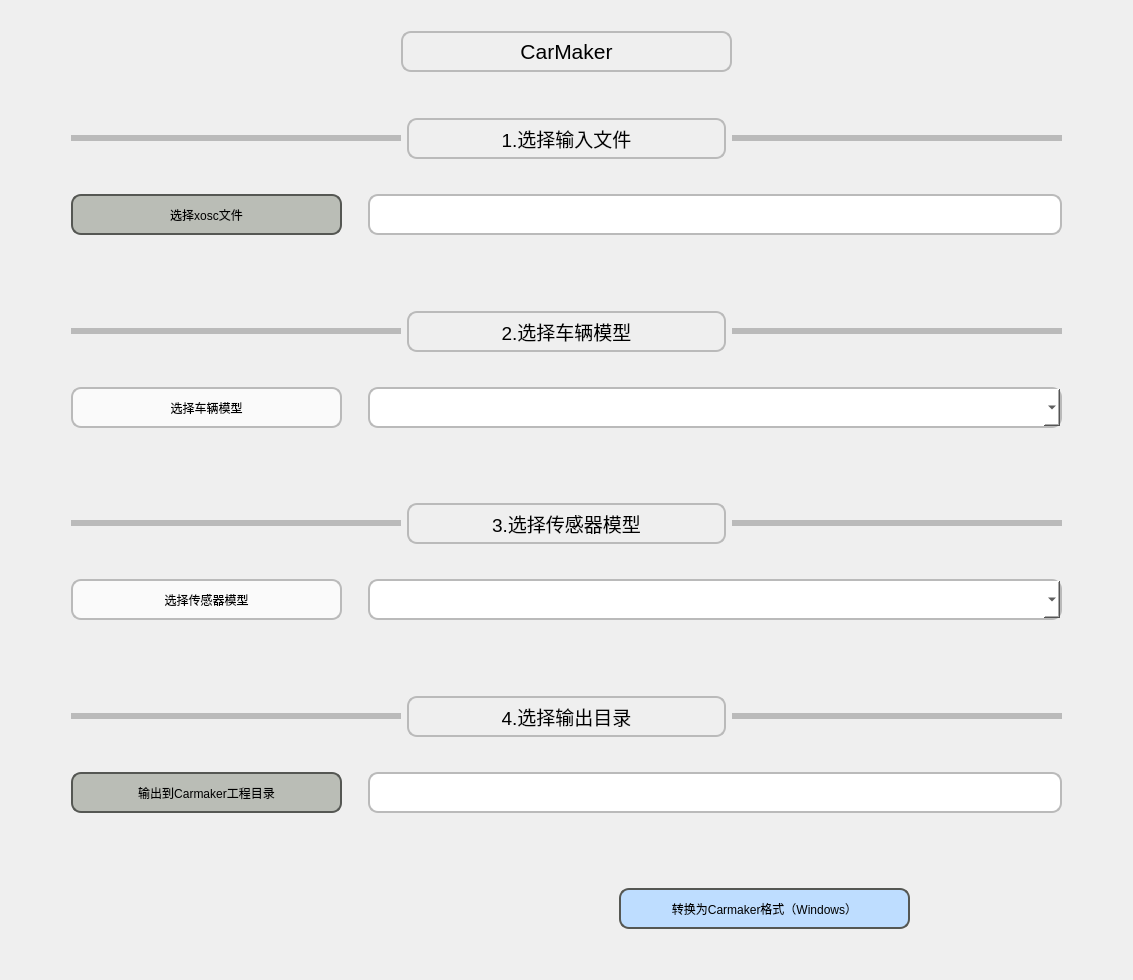
iMustanga/OpenX_File_Change, file OpenX/window/window_carmaker.ui: the form before one commit.
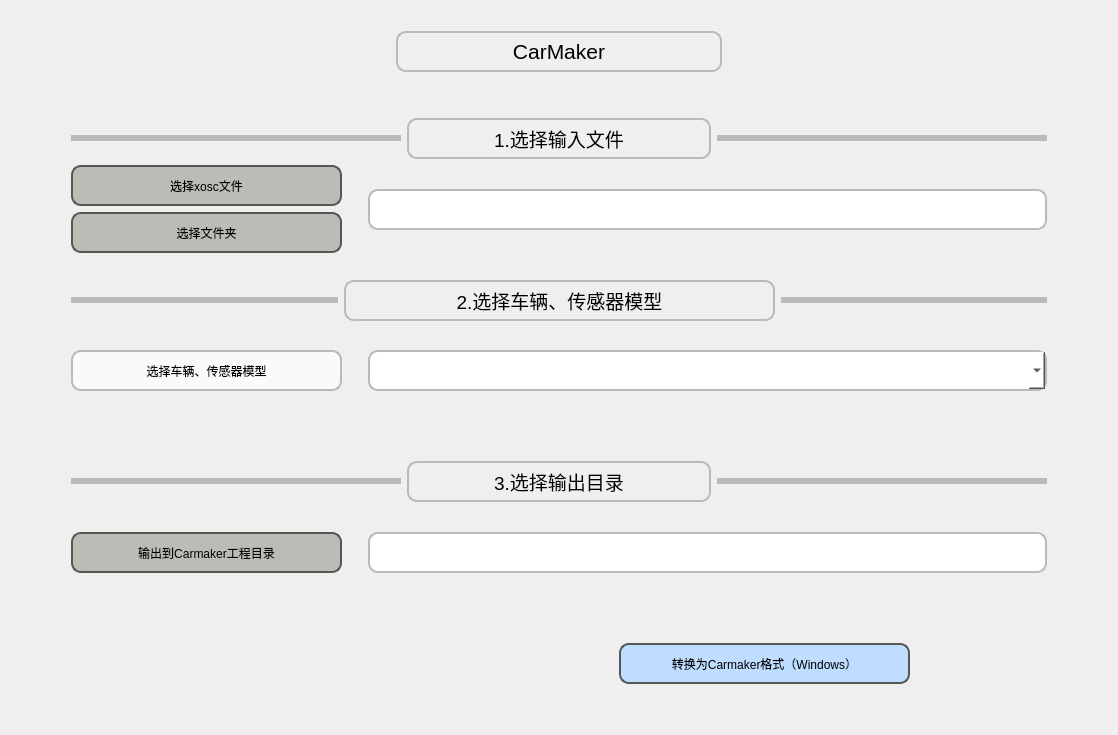
The form after the commit.

Commit message: Add carmaker bulk export connector

The edit to the form file:
```diff
--- a/OpenX/window/window_carmaker.ui
+++ b/OpenX/window/window_carmaker.ui
@@ -6,16 +6,16 @@
    <rect>
     <x>0</x>
     <y>0</y>
-    <width>1133</width>
-    <height>980</height>
+    <width>1118</width>
+    <height>735</height>
    </rect>
   </property>
   <property name="windowTitle">
    <string>CarMaker</string>
   </property>
   <layout class="QGridLayout" name="gridLayout">
-   <item row="19" column="3">
-    <spacer name="horizontalSpacer_22">
+   <item row="0" column="3">
+    <spacer name="horizontalSpacer_9">
      <property name="orientation">
       <enum>Qt::Horizontal</enum>
      </property>
@@ -27,308 +27,6 @@
      </property>
     </spacer>
    </item>
-   <item row="4" column="3">
-    <layout class="QHBoxLayout" name="horizontalLayout_6">
-     <item>
-      <widget class="QPushButton" name="blank_7">
-       <property name="minimumSize">
-        <size>
-         <width>330</width>
-         <height>6</height>
-        </size>
-       </property>
-       <property name="maximumSize">
-        <size>
-         <width>16777215</width>
-         <height>6</height>
-        </size>
-       </property>
-       <property name="styleSheet">
-        <string notr="true">border:5px solid rgb(186,186,186);
-border-radius:25px</string>
-       </property>
-       <property name="text">
-        <string/>
-       </property>
-      </widget>
-     </item>
-     <item>
-      <widget class="QPushButton" name="vtd_vehicle_model_select_3">
-       <property name="minimumSize">
-        <size>
-         <width>271</width>
-         <height>41</height>
-        </size>
-       </property>
-       <property name="font">
-        <font>
-         <pointsize>14</pointsize>
-        </font>
-       </property>
-       <property name="styleSheet">
-        <string notr="true">border:2px solid rgb(186,186,186);
-border-radius:10px</string>
-       </property>
-       <property name="text">
-        <string>1.选择输入文件</string>
-       </property>
-      </widget>
-     </item>
-     <item>
-      <widget class="QPushButton" name="blank_8">
-       <property name="minimumSize">
-        <size>
-         <width>330</width>
-         <height>6</height>
-        </size>
-       </property>
-       <property name="maximumSize">
-        <size>
-         <width>16777215</width>
-         <height>6</height>
-        </size>
-       </property>
-       <property name="styleSheet">
-        <string notr="true">border:5px solid rgb(186,186,186);
-border-radius:25px</string>
-       </property>
-       <property name="text">
-        <string/>
-       </property>
-      </widget>
-     </item>
-    </layout>
-   </item>
-   <item row="8" column="3">
-    <layout class="QHBoxLayout" name="horizontalLayout_7">
-     <item>
-      <widget class="QPushButton" name="blank_9">
-       <property name="minimumSize">
-        <size>
-         <width>330</width>
-         <height>6</height>
-        </size>
-       </property>
-       <property name="maximumSize">
-        <size>
-         <width>16777215</width>
-         <height>6</height>
-        </size>
-       </property>
-       <property name="styleSheet">
-        <string notr="true">border:5px solid rgb(186,186,186);
-border-radius:25px</string>
-       </property>
-       <property name="text">
-        <string/>
-       </property>
-      </widget>
-     </item>
-     <item>
-      <widget class="QPushButton" name="vtd_vehicle_model_select_4">
-       <property name="minimumSize">
-        <size>
-         <width>271</width>
-         <height>41</height>
-        </size>
-       </property>
-       <property name="font">
-        <font>
-         <pointsize>14</pointsize>
-        </font>
-       </property>
-       <property name="styleSheet">
-        <string notr="true">border:2px solid rgb(186,186,186);
-border-radius:10px</string>
-       </property>
-       <property name="text">
-        <string>2.选择车辆模型</string>
-       </property>
-      </widget>
-     </item>
-     <item>
-      <widget class="QPushButton" name="blank_10">
-       <property name="minimumSize">
-        <size>
-         <width>330</width>
-         <height>6</height>
-        </size>
-       </property>
-       <property name="maximumSize">
-        <size>
-         <width>16777215</width>
-         <height>6</height>
-        </size>
-       </property>
-       <property name="styleSheet">
-        <string notr="true">border:5px solid rgb(186,186,186);
-border-radius:25px</string>
-       </property>
-       <property name="text">
-        <string/>
-       </property>
-      </widget>
-     </item>
-    </layout>
-   </item>
-   <item row="10" column="3">
-    <spacer name="horizontalSpacer_16">
-     <property name="orientation">
-      <enum>Qt::Horizontal</enum>
-     </property>
-     <property name="sizeHint" stdset="0">
-      <size>
-       <width>40</width>
-       <height>20</height>
-      </size>
-     </property>
-    </spacer>
-   </item>
-   <item row="9" column="3">
-    <layout class="QHBoxLayout" name="horizontalLayout_2">
-     <item>
-      <widget class="QPushButton" name="carmaker_vehicle_model_select">
-       <property name="minimumSize">
-        <size>
-         <width>271</width>
-         <height>41</height>
-        </size>
-       </property>
-       <property name="styleSheet">
-        <string notr="true">QPushButton{
-border:2px solid rgb(186,186,186);
-background-color: rgb(250,250,250);
-border-radius:10px
-}
-QPushButton:hover{
-border:2px solid rgb(186,186,186);
-background-color: rgb(240, 240, 240);
-border-radius:10px;}
-QPushButton:pressed{
-border:2px solid rgb(186,186,186);
-background-color: rgb(211, 215, 207);
-border-radius:10px;
-}</string>
-       </property>
-       <property name="text">
-        <string>选择车辆模型</string>
-       </property>
-      </widget>
-     </item>
-     <item>
-      <spacer name="verticalSpacer_5">
-       <property name="orientation">
-        <enum>Qt::Vertical</enum>
-       </property>
-       <property name="sizeHint" stdset="0">
-        <size>
-         <width>20</width>
-         <height>40</height>
-        </size>
-       </property>
-      </spacer>
-     </item>
-     <item>
-      <widget class="QComboBox" name="carmaker_vehicle_model_show">
-       <property name="sizePolicy">
-        <sizepolicy hsizetype="Expanding" vsizetype="Fixed">
-         <horstretch>0</horstretch>
-         <verstretch>0</verstretch>
-        </sizepolicy>
-       </property>
-       <property name="minimumSize">
-        <size>
-         <width>541</width>
-         <height>41</height>
-        </size>
-       </property>
-       <property name="styleSheet">
-        <string notr="true">border:2px solid rgb(186,186,186);
-background-color: rgb(255, 255, 255);
-border-radius:10px</string>
-       </property>
-      </widget>
-     </item>
-    </layout>
-   </item>
-   <item row="5" column="6">
-    <spacer name="verticalSpacer_9">
-     <property name="orientation">
-      <enum>Qt::Vertical</enum>
-     </property>
-     <property name="sizeHint" stdset="0">
-      <size>
-       <width>20</width>
-       <height>40</height>
-      </size>
-     </property>
-    </spacer>
-   </item>
-   <item row="5" column="4">
-    <spacer name="verticalSpacer_3">
-     <property name="orientation">
-      <enum>Qt::Vertical</enum>
-     </property>
-     <property name="sizeHint" stdset="0">
-      <size>
-       <width>20</width>
-       <height>40</height>
-      </size>
-     </property>
-    </spacer>
-   </item>
-   <item row="14" column="3">
-    <spacer name="horizontalSpacer_21">
-     <property name="orientation">
-      <enum>Qt::Horizontal</enum>
-     </property>
-     <property name="sizeHint" stdset="0">
-      <size>
-       <width>40</width>
-       <height>20</height>
-      </size>
-     </property>
-    </spacer>
-   </item>
-   <item row="6" column="3">
-    <spacer name="horizontalSpacer_14">
-     <property name="orientation">
-      <enum>Qt::Horizontal</enum>
-     </property>
-     <property name="sizeHint" stdset="0">
-      <size>
-       <width>40</width>
-       <height>20</height>
-      </size>
-     </property>
-    </spacer>
-   </item>
-   <item row="2" column="3">
-    <spacer name="horizontalSpacer_10">
-     <property name="orientation">
-      <enum>Qt::Horizontal</enum>
-     </property>
-     <property name="sizeHint" stdset="0">
-      <size>
-       <width>40</width>
-       <height>20</height>
-      </size>
-     </property>
-    </spacer>
-   </item>
-   <item row="5" column="0">
-    <spacer name="verticalSpacer_10">
-     <property name="orientation">
-      <enum>Qt::Vertical</enum>
-     </property>
-     <property name="sizeHint" stdset="0">
-      <size>
-       <width>20</width>
-       <height>40</height>
-      </size>
-     </property>
-    </spacer>
-   </item>
    <item row="1" column="3">
     <layout class="QHBoxLayout" name="horizontalLayout_5" stretch="1,1,1">
      <item>
@@ -381,10 +79,36 @@
      </item>
     </layout>
    </item>
-   <item row="12" column="3">
-    <layout class="QHBoxLayout" name="horizontalLayout_8">
+   <item row="2" column="3">
+    <spacer name="horizontalSpacer_10">
+     <property name="orientation">
+      <enum>Qt::Horizontal</enum>
+     </property>
+     <property name="sizeHint" stdset="0">
+      <size>
+       <width>40</width>
+       <height>20</height>
+      </size>
+     </property>
+    </spacer>
+   </item>
+   <item row="3" column="3">
+    <spacer name="horizontalSpacer_13">
+     <property name="orientation">
+      <enum>Qt::Horizontal</enum>
+     </property>
+     <property name="sizeHint" stdset="0">
+      <size>
+       <width>40</width>
+       <height>20</height>
+      </size>
+     </property>
+    </spacer>
+   </item>
+   <item row="4" column="3">
+    <layout class="QHBoxLayout" name="horizontalLayout_6">
      <item>
-      <widget class="QPushButton" name="blank_12">
+      <widget class="QPushButton" name="blank_7">
        <property name="minimumSize">
         <size>
          <width>330</width>
@@ -407,7 +131,7 @@
       </widget>
      </item>
      <item>
-      <widget class="QPushButton" name="vtd_vehicle_model_select_5">
+      <widget class="QPushButton" name="vtd_vehicle_model_select_3">
        <property name="minimumSize">
         <size>
          <width>271</width>
@@ -424,12 +148,12 @@
 border-radius:10px</string>
        </property>
        <property name="text">
-        <string>3.选择传感器模型</string>
+        <string>1.选择输入文件</string>
        </property>
       </widget>
      </item>
      <item>
-      <widget class="QPushButton" name="blank_11">
+      <widget class="QPushButton" name="blank_8">
        <property name="minimumSize">
         <size>
          <width>330</width>
@@ -453,41 +177,28 @@
      </item>
     </layout>
    </item>
-   <item row="11" column="3">
-    <spacer name="horizontalSpacer_17">
+   <item row="5" column="0">
+    <spacer name="verticalSpacer_10">
      <property name="orientation">
-      <enum>Qt::Horizontal</enum>
+      <enum>Qt::Vertical</enum>
      </property>
      <property name="sizeHint" stdset="0">
       <size>
-       <width>40</width>
-       <height>20</height>
+       <width>20</width>
+       <height>40</height>
       </size>
      </property>
     </spacer>
    </item>
-   <item row="0" column="3">
-    <spacer name="horizontalSpacer_9">
+   <item row="5" column="1">
+    <spacer name="verticalSpacer_2">
      <property name="orientation">
-      <enum>Qt::Horizontal</enum>
+      <enum>Qt::Vertical</enum>
      </property>
      <property name="sizeHint" stdset="0">
       <size>
-       <width>40</width>
-       <height>20</height>
-      </size>
-     </property>
-    </spacer>
-   </item>
-   <item row="18" column="3">
-    <spacer name="horizontalSpacer_23">
-     <property name="orientation">
-      <enum>Qt::Horizontal</enum>
-     </property>
-     <property name="sizeHint" stdset="0">
-      <size>
-       <width>40</width>
-       <height>20</height>
+       <width>20</width>
+       <height>40</height>
       </size>
      </property>
     </spacer>
@@ -505,44 +216,20 @@
      </property>
     </spacer>
    </item>
-   <item row="15" column="3">
-    <spacer name="horizontalSpacer_18">
-     <property name="orientation">
-      <enum>Qt::Horizontal</enum>
-     </property>
-     <property name="sizeHint" stdset="0">
-      <size>
-       <width>40</width>
-       <height>20</height>
-      </size>
-     </property>
-    </spacer>
-   </item>
-   <item row="22" column="3">
-    <spacer name="horizontalSpacer_24">
-     <property name="orientation">
-      <enum>Qt::Horizontal</enum>
-     </property>
-     <property name="sizeHint" stdset="0">
-      <size>
-       <width>40</width>
-       <height>20</height>
-      </size>
-     </property>
-    </spacer>
-   </item>
-   <item row="17" column="3">
-    <layout class="QHBoxLayout" name="horizontalLayout_4">
+   <item row="5" column="3">
+    <layout class="QHBoxLayout" name="horizontalLayout">
      <item>
-      <widget class="QPushButton" name="carmaker_select_output">
-       <property name="minimumSize">
-        <size>
-         <width>271</width>
-         <height>41</height>
-        </size>
-       </property>
-       <property name="styleSheet">
-        <string notr="true">QPushButton{
+      <layout class="QVBoxLayout" name="verticalLayout">
+       <item>
+        <widget class="QPushButton" name="carmaker_select_input">
+         <property name="minimumSize">
+          <size>
+           <width>271</width>
+           <height>41</height>
+          </size>
+         </property>
+         <property name="styleSheet">
+          <string notr="true">QPushButton{
 border:2px solid rgb(85, 87, 83);
 background-color: rgb(186, 189, 182);
 border-radius:10px
@@ -557,14 +244,46 @@
 background-color: rgb(92, 105, 107);
 border-radius:10px;
 }</string>
-       </property>
-       <property name="text">
-        <string>输出到Carmaker工程目录</string>
-       </property>
-      </widget>
+         </property>
+         <property name="text">
+          <string>选择xosc文件</string>
+         </property>
+        </widget>
+       </item>
+       <item>
+        <widget class="QPushButton" name="carmaker_select_input_dir">
+         <property name="minimumSize">
+          <size>
+           <width>271</width>
+           <height>41</height>
+          </size>
+         </property>
+         <property name="styleSheet">
+          <string notr="true">QPushButton{
+border:2px solid rgb(85, 87, 83);
+background-color: rgb(186, 189, 182);
+border-radius:10px
+}
+QPushButton:hover{
+border:2px solid rgb(85, 87, 83);
+background-color: rgb(175, 175, 175);
+border-radius:10px;
+}
+QPushButton:pressed{
+border:2px solid rgb(85, 87, 83);
+background-color: rgb(92, 105, 107);
+border-radius:10px;
+}</string>
+         </property>
+         <property name="text">
+          <string>选择文件夹</string>
+         </property>
+        </widget>
+       </item>
+      </layout>
      </item>
      <item>
-      <spacer name="verticalSpacer_7">
+      <spacer name="verticalSpacer_4">
        <property name="orientation">
         <enum>Qt::Vertical</enum>
        </property>
@@ -577,7 +296,7 @@
       </spacer>
      </item>
      <item>
-      <widget class="QLineEdit" name="carmaker_show_output">
+      <widget class="QLineEdit" name="carmaker_show_input">
        <property name="minimumSize">
         <size>
          <width>541</width>
@@ -596,6 +315,19 @@
      </item>
     </layout>
    </item>
+   <item row="5" column="4">
+    <spacer name="verticalSpacer_3">
+     <property name="orientation">
+      <enum>Qt::Vertical</enum>
+     </property>
+     <property name="sizeHint" stdset="0">
+      <size>
+       <width>20</width>
+       <height>40</height>
+      </size>
+     </property>
+    </spacer>
+   </item>
    <item row="5" column="5">
     <spacer name="verticalSpacer_8">
      <property name="orientation">
@@ -609,7 +341,20 @@
      </property>
     </spacer>
    </item>
-   <item row="7" column="3">
+   <item row="5" column="6">
+    <spacer name="verticalSpacer_9">
+     <property name="orientation">
+      <enum>Qt::Vertical</enum>
+     </property>
+     <property name="sizeHint" stdset="0">
+      <size>
+       <width>20</width>
+       <height>40</height>
+      </size>
+     </property>
+    </spacer>
+   </item>
+   <item row="6" column="3">
     <spacer name="horizontalSpacer_15">
      <property name="orientation">
       <enum>Qt::Horizontal</enum>
@@ -622,10 +367,82 @@
      </property>
     </spacer>
    </item>
-   <item row="13" column="3">
+   <item row="7" column="3">
     <layout class="QHBoxLayout" name="horizontalLayout_3">
      <item>
-      <widget class="QPushButton" name="carmaker_sensor_select">
+      <widget class="QPushButton" name="blank_9">
+       <property name="minimumSize">
+        <size>
+         <width>250</width>
+         <height>6</height>
+        </size>
+       </property>
+       <property name="maximumSize">
+        <size>
+         <width>16777215</width>
+         <height>6</height>
+        </size>
+       </property>
+       <property name="styleSheet">
+        <string notr="true">border:5px solid rgb(186,186,186);
+border-radius:25px</string>
+       </property>
+       <property name="text">
+        <string/>
+       </property>
+      </widget>
+     </item>
+     <item>
+      <widget class="QPushButton" name="vtd_vehicle_model_select_4">
+       <property name="minimumSize">
+        <size>
+         <width>431</width>
+         <height>41</height>
+        </size>
+       </property>
+       <property name="font">
+        <font>
+         <pointsize>14</pointsize>
+        </font>
+       </property>
+       <property name="styleSheet">
+        <string notr="true">border:2px solid rgb(186,186,186);
+border-radius:10px</string>
+       </property>
+       <property name="text">
+        <string>2.选择车辆、传感器模型</string>
+       </property>
+      </widget>
+     </item>
+     <item>
+      <widget class="QPushButton" name="blank_10">
+       <property name="minimumSize">
+        <size>
+         <width>250</width>
+         <height>6</height>
+        </size>
+       </property>
+       <property name="maximumSize">
+        <size>
+         <width>16777215</width>
+         <height>6</height>
+        </size>
+       </property>
+       <property name="styleSheet">
+        <string notr="true">border:5px solid rgb(186,186,186);
+border-radius:25px</string>
+       </property>
+       <property name="text">
+        <string/>
+       </property>
+      </widget>
+     </item>
+    </layout>
+   </item>
+   <item row="8" column="3">
+    <layout class="QHBoxLayout" name="horizontalLayout_2">
+     <item>
+      <widget class="QPushButton" name="carmaker_model_select">
        <property name="minimumSize">
         <size>
          <width>271</width>
@@ -649,12 +466,12 @@
 }</string>
        </property>
        <property name="text">
-        <string>选择传感器模型</string>
+        <string>选择车辆、传感器模型</string>
        </property>
       </widget>
      </item>
      <item>
-      <spacer name="verticalSpacer_6">
+      <spacer name="verticalSpacer_5">
        <property name="orientation">
         <enum>Qt::Vertical</enum>
        </property>
@@ -667,7 +484,7 @@
       </spacer>
      </item>
      <item>
-      <widget class="QComboBox" name="carmaker_sensor_show">
+      <widget class="QComboBox" name="carmaker_vehicle_model_show">
        <property name="sizePolicy">
         <sizepolicy hsizetype="Expanding" vsizetype="Fixed">
          <horstretch>0</horstretch>
@@ -689,7 +506,33 @@
      </item>
     </layout>
    </item>
-   <item row="16" column="3">
+   <item row="9" column="3">
+    <spacer name="horizontalSpacer_16">
+     <property name="orientation">
+      <enum>Qt::Horizontal</enum>
+     </property>
+     <property name="sizeHint" stdset="0">
+      <size>
+       <width>40</width>
+       <height>20</height>
+      </size>
+     </property>
+    </spacer>
+   </item>
+   <item row="10" column="3">
+    <spacer name="horizontalSpacer_17">
+     <property name="orientation">
+      <enum>Qt::Horizontal</enum>
+     </property>
+     <property name="sizeHint" stdset="0">
+      <size>
+       <width>40</width>
+       <height>20</height>
+      </size>
+     </property>
+    </spacer>
+   </item>
+   <item row="11" column="3">
     <layout class="QHBoxLayout" name="horizontalLayout_9">
      <item>
       <widget class="QPushButton" name="blank_13">
@@ -732,7 +575,7 @@
 border-radius:10px</string>
        </property>
        <property name="text">
-        <string>4.选择输出目录</string>
+        <string>3.选择输出目录</string>
        </property>
       </widget>
      </item>
@@ -761,8 +604,73 @@
      </item>
     </layout>
    </item>
-   <item row="3" column="3">
-    <spacer name="horizontalSpacer_13">
+   <item row="12" column="3">
+    <layout class="QHBoxLayout" name="horizontalLayout_4">
+     <item>
+      <widget class="QPushButton" name="carmaker_select_output">
+       <property name="minimumSize">
+        <size>
+         <width>271</width>
+         <height>41</height>
+        </size>
+       </property>
+       <property name="styleSheet">
+        <string notr="true">QPushButton{
+border:2px solid rgb(85, 87, 83);
+background-color: rgb(186, 189, 182);
+border-radius:10px
+}
+QPushButton:hover{
+border:2px solid rgb(85, 87, 83);
+background-color: rgb(175, 175, 175);
+border-radius:10px;
+}
+QPushButton:pressed{
+border:2px solid rgb(85, 87, 83);
+background-color: rgb(92, 105, 107);
+border-radius:10px;
+}</string>
+       </property>
+       <property name="text">
+        <string>输出到Carmaker工程目录</string>
+       </property>
+      </widget>
+     </item>
+     <item>
+      <spacer name="verticalSpacer_7">
+       <property name="orientation">
+        <enum>Qt::Vertical</enum>
+       </property>
+       <property name="sizeHint" stdset="0">
+        <size>
+         <width>20</width>
+         <height>40</height>
+        </size>
+       </property>
+      </spacer>
+     </item>
+     <item>
+      <widget class="QLineEdit" name="carmaker_show_output">
+       <property name="minimumSize">
+        <size>
+         <width>541</width>
+         <height>41</height>
+        </size>
+       </property>
+       <property name="styleSheet">
+        <string notr="true">border:2px solid rgb(186,186,186);
+background-color: rgb(255, 255, 255);
+border-radius:10px</string>
+       </property>
+       <property name="text">
+        <string/>
+       </property>
+      </widget>
+     </item>
+    </layout>
+   </item>
+   <item row="13" column="3">
+    <spacer name="horizontalSpacer_23">
      <property name="orientation">
       <enum>Qt::Horizontal</enum>
      </property>
@@ -774,20 +682,20 @@
      </property>
     </spacer>
    </item>
-   <item row="5" column="1">
-    <spacer name="verticalSpacer_2">
+   <item row="14" column="3">
+    <spacer name="horizontalSpacer_22">
      <property name="orientation">
-      <enum>Qt::Vertical</enum>
+      <enum>Qt::Horizontal</enum>
      </property>
      <property name="sizeHint" stdset="0">
       <size>
-       <width>20</width>
-       <height>40</height>
+       <width>40</width>
+       <height>20</height>
       </size>
      </property>
     </spacer>
    </item>
-   <item row="20" column="3">
+   <item row="15" column="3">
     <layout class="QHBoxLayout" name="horizontalLayout_10">
      <item>
       <spacer name="horizontalSpacer_19">
@@ -847,72 +755,7 @@
      </item>
     </layout>
    </item>
-   <item row="5" column="3">
-    <layout class="QHBoxLayout" name="horizontalLayout">
-     <item>
-      <widget class="QPushButton" name="carmaker_select_input">
-       <property name="minimumSize">
-        <size>
-         <width>271</width>
-         <height>41</height>
-        </size>
-       </property>
-       <property name="styleSheet">
-        <string notr="true">QPushButton{
-border:2px solid rgb(85, 87, 83);
-background-color: rgb(186, 189, 182);
-border-radius:10px
-}
-QPushButton:hover{
-border:2px solid rgb(85, 87, 83);
-background-color: rgb(175, 175, 175);
-border-radius:10px;
-}
-QPushButton:pressed{
-border:2px solid rgb(85, 87, 83);
-background-color: rgb(92, 105, 107);
-border-radius:10px;
-}</string>
-       </property>
-       <property name="text">
-        <string>选择xosc文件</string>
-       </property>
-      </widget>
-     </item>
-     <item>
-      <spacer name="verticalSpacer_4">
-       <property name="orientation">
-        <enum>Qt::Vertical</enum>
-       </property>
-       <property name="sizeHint" stdset="0">
-        <size>
-         <width>20</width>
-         <height>40</height>
-        </size>
-       </property>
-      </spacer>
-     </item>
-     <item>
-      <widget class="QLineEdit" name="carmaker_show_input">
-       <property name="minimumSize">
-        <size>
-         <width>541</width>
-         <height>41</height>
-        </size>
-       </property>
-       <property name="styleSheet">
-        <string notr="true">border:2px solid rgb(186,186,186);
-background-color: rgb(255, 255, 255);
-border-radius:10px</string>
-       </property>
-       <property name="text">
-        <string/>
-       </property>
-      </widget>
-     </item>
-    </layout>
-   </item>
-   <item row="21" column="3">
+   <item row="16" column="3">
     <spacer name="horizontalSpacer_25">
      <property name="orientation">
       <enum>Qt::Horizontal</enum>
@@ -925,6 +768,19 @@
      </property>
     </spacer>
    </item>
+   <item row="17" column="3">
+    <spacer name="horizontalSpacer_24">
+     <property name="orientation">
+      <enum>Qt::Horizontal</enum>
+     </property>
+     <property name="sizeHint" stdset="0">
+      <size>
+       <width>40</width>
+       <height>20</height>
+      </size>
+     </property>
+    </spacer>
+   </item>
   </layout>
  </widget>
  <resources/>
```
The commit also changes 2 other files.
